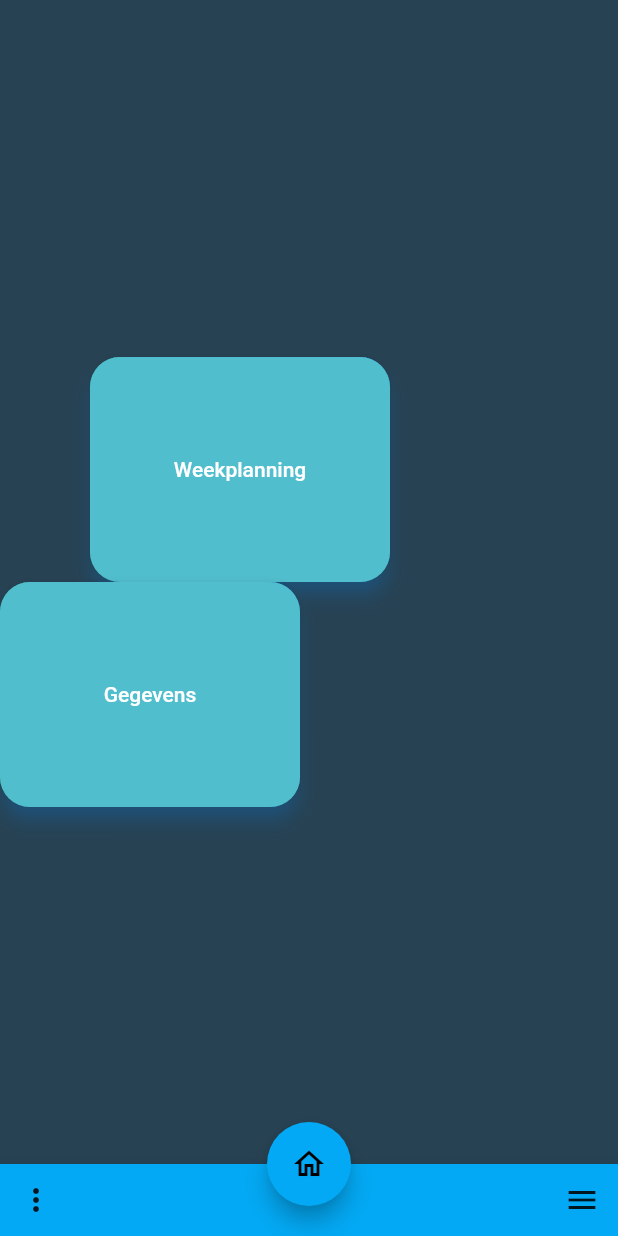
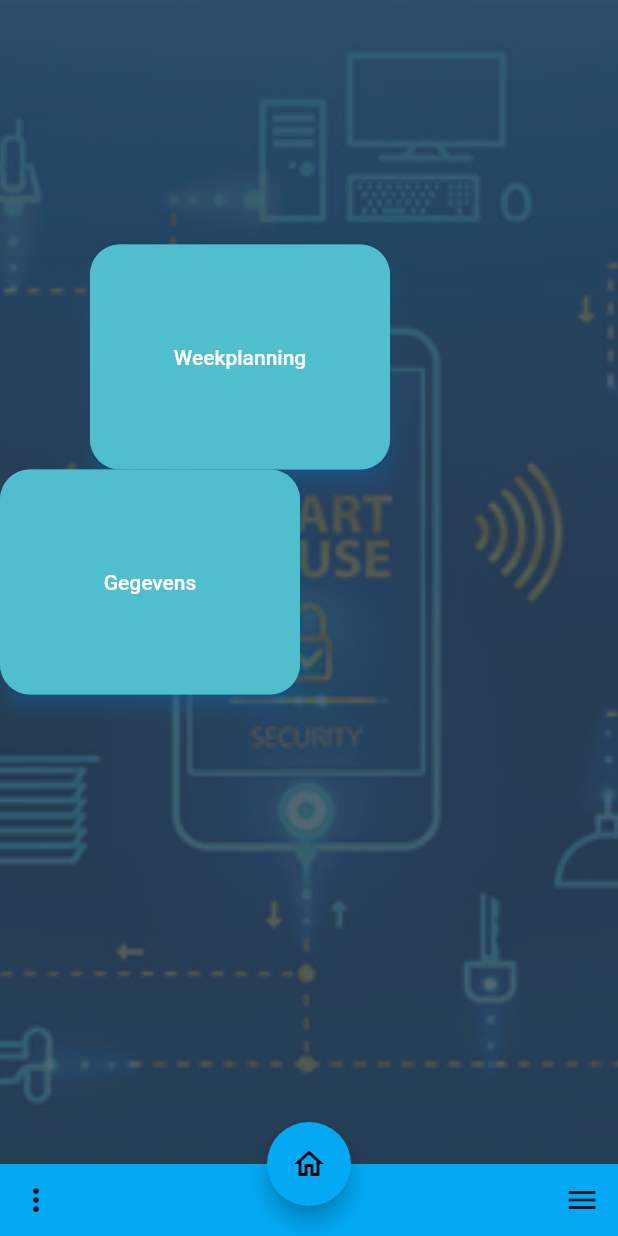
Before and after one commit to Thomasdespiegelaere/eindwerk, a Flutter app: the screen it shows after launch, on a phone screen of 412 x 824 dp. Run offline on Flutter 3.47's test engine with Material 2 defaults, Android fonts, the phone set to English and light mode, and no system bars; our stand-ins replace firebase_core, firebase_database, responsive_framework; accounts and stored records are empty.

Commit message:
app met achtergrond

```diff
--- a/eindwerk_app/lib/Weekplanning.dart
+++ b/eindwerk_app/lib/Weekplanning.dart
@@ -4,6 +4,7 @@ import 'package:firebase_database/firebase_database.dart';
 import 'package:flutter/material.dart';
 import 'package:flutter/services.dart';
 import 'package:eindwerk_app/homepage.dart';
+import 'package:responsive_framework/responsive_framework.dart';
 
 class Weekplanning extends StatefulWidget {
   @override
--- a/eindwerk_app/lib/homepage.dart
+++ b/eindwerk_app/lib/homepage.dart
@@ -52,7 +52,16 @@ class _MyhomepageState extends State<Myhomepage> {
           splashColor: Colors.blue,
         ),
         floatingActionButtonLocation: FloatingActionButtonLocation.centerDocked,
-      body: Column(
+        body: Container(
+          decoration: BoxDecoration(
+            image: DecorationImage(
+              image: AssetImage("assets/images/smart-home-automation-2.jpg"),
+              fit: BoxFit.cover,
+              colorFilter: new ColorFilter.mode(
+                  Colors.black.withOpacity(0.2), BlendMode.dstATop),
+            ),
+          ),
+          child: Column(
             //dit is de layout van de app zelf
             mainAxisAlignment: MainAxisAlignment.spaceEvenly,
             children: [
@@ -123,10 +132,14 @@ class _MyhomepageState extends State<Myhomepage> {
                       ),
                     ),
                   ),
+                  SizedBox(
+                    width: 760,
+                    height: 150,
+                  )
                 ],
               ),
             ],
           ),
-    );
+        ));
   }
 }
--- a/eindwerk_app/lib/main.dart
+++ b/eindwerk_app/lib/main.dart
@@ -2,6 +2,7 @@ import 'package:flutter/material.dart';
 import 'homepage.dart';
 import 'package:flutter/services.dart';
 import 'package:firebase_core/firebase_core.dart';
+import 'package:responsive_framework/responsive_framework.dart';
 
 Future<void> main() async {
   WidgetsFlutterBinding.ensureInitialized(); //voorkomt error
--- a/eindwerk_app/pubspec.yaml
+++ b/eindwerk_app/pubspec.yaml
@@ -30,6 +30,7 @@ dependencies:
   # The following adds the Cupertino Icons font to your application.
   # Use with the CupertinoIcons class for iOS style icons.
   cupertino_icons: ^1.0.2
+  responsive_framework: ^0.1.7
 
 dev_dependencies:
   flutter_test:
```
Also changed, not shown: eindwerk_app/pubspec.lock, 2 other files. Lines whose indentation alone changed are shown as unchanged.
